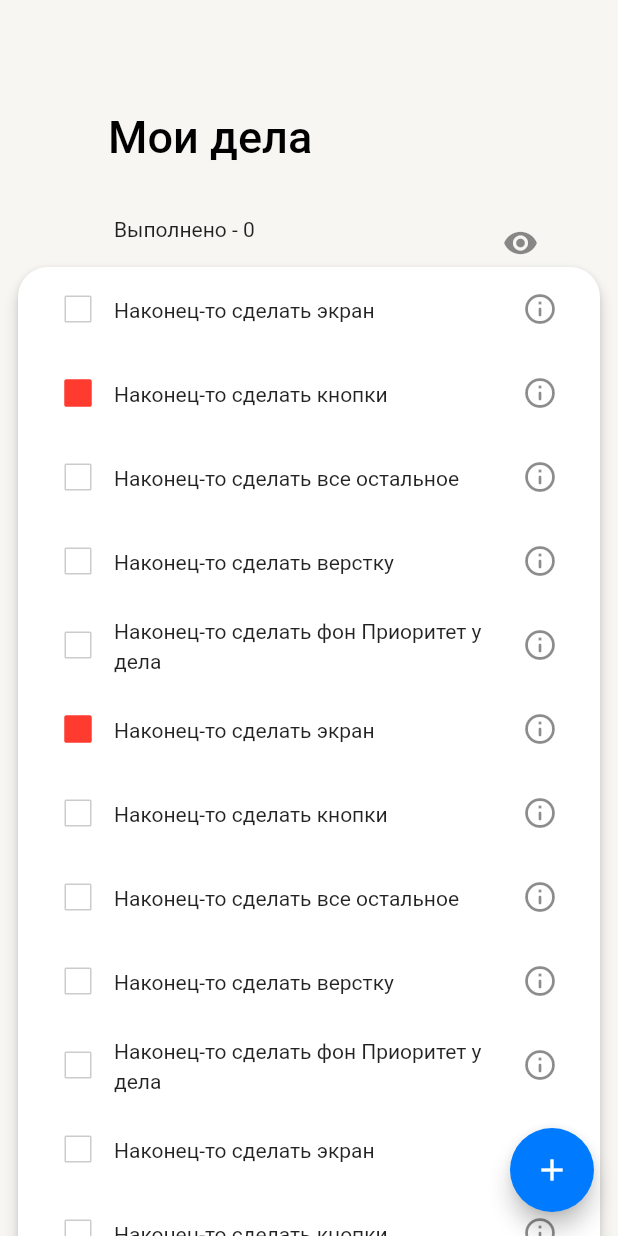
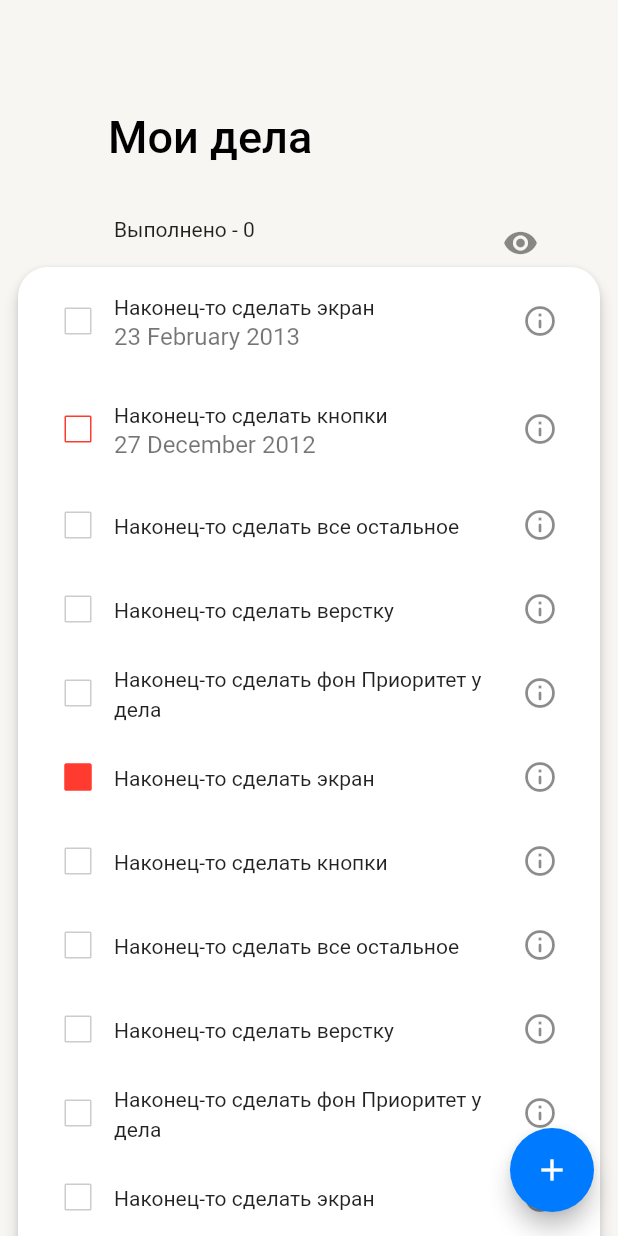
Before and after one commit to VARWA/todo, a Flutter app: the screen it shows after launch, on a phone screen of 412 x 824 dp. Run offline on Flutter 3.47's test engine with Material 2 defaults, Android fonts, the phone set to English and light mode, and no system bars; our stand-ins replace logger, sqflite; accounts and stored records are empty.

Commit message:
added date to taskList

```diff
--- a/lib/main.dart
+++ b/lib/main.dart
@@ -1,4 +1,3 @@
-import 'package:flutter/gestures.dart';
 import 'package:flutter/material.dart';
 import 'package:todo/my_app.dart';
 
--- a/lib/main_screen/main_screen_widget.dart
+++ b/lib/main_screen/main_screen_widget.dart
@@ -4,7 +4,7 @@ import 'package:provider/provider.dart';
 import 'package:todo/navigation/routes.dart';
 import 'package:todo/models/task_list_model.dart';
 import 'package:todo/themes/src/light_theme.dart';
-
+import 'package:intl/intl.dart';
 import '../models/task_model.dart';
 
 class MainScreenWidget extends StatefulWidget {
@@ -163,7 +163,7 @@ class _CompletedCountWidgetState extends State<CompletedCountWidget> {
         height: 20,
         child: ListTile(
           title: Text(
-              'Выполнено - ${context.read<TasksListModel>().completedCount}'),
+              'Выполнено - ${context.watch<TasksListModel>().completedCount}'),
           trailing: IconButton(
             icon: const Icon(Icons.visibility),
             onPressed: () {
@@ -232,12 +232,12 @@ class _TaskInListWidgetState extends State<TaskInListWidget> {
 
   @override
   Widget build(BuildContext context) {
-    final model = context.read<TasksListModel>();
+    final model = context.watch<TasksListModel>();
     final id = widget.id;
     final Task task = model.tasksList[model.searchTaskIndexById(id)];
     final Text formattedText = setTextStyle(task);
-    final deadline = task.date_deadline;
-    print(task);
+    final DateTime? deadline = task.date_deadline;
+    print('$deadline $task');
     if (deadline != null) {
       return ListTile(
         horizontalTitleGap: 0,
@@ -265,8 +265,7 @@ class _TaskInListWidgetState extends State<TaskInListWidget> {
           },
         ),
         title: formattedText,
-        subtitle: Text('444'),
-        //Text(DateFormat('d MMMM yyyy').format(deadline)),
+        subtitle: Text(DateFormat('d MMMM yyyy').format(deadline)),
         trailing: IconButton(
             icon: const Icon(
               Icons.info_outline_rounded,
@@ -284,14 +283,15 @@ class _TaskInListWidgetState extends State<TaskInListWidget> {
           value: task.completed,
           activeColor: LightThemeColors.green,
           checkColor: LightThemeColors.white,
-          fillColor:
-              MaterialStateProperty.resolveWith((Set<MaterialState> states) {
-            if (!states.contains(MaterialState.selected)) {
-              return task.priority_level == 2
-                  ? OtherColors.redCheckboxFillColor
-                  : Theme.of(context).cardColor;
-            }
-          }),
+          fillColor: MaterialStateProperty.resolveWith(
+            (Set<MaterialState> states) {
+              if (!states.contains(MaterialState.selected)) {
+                return task.priority_level == 2
+                    ? OtherColors.redCheckboxFillColor
+                    : Theme.of(context).cardColor;
+              }
+            },
+          ),
           side: task.priority_level == 2
               ? const BorderSide(color: LightThemeColors.red)
               : BorderSide(color: Theme.of(context).unselectedWidgetColor),
--- a/lib/models/task_list_model.dart
+++ b/lib/models/task_list_model.dart
@@ -11,14 +11,14 @@ class TasksListModel with ChangeNotifier {
       id: 1,
       task_name: 'Наконец-то сделать экран',
       priority_level: 1,
-      date_deadline: DateTime.tryParse('2002.2.2'),
+      date_deadline: DateTime.parse('2013-02-23'),
     ),
     Task(
       id: 2,
       completed: false,
       task_name: 'Наконец-то сделать кнопки',
       priority_level: 2,
-      date_deadline: DateTime.tryParse('2033.10.3'),
+      date_deadline: DateTime.parse('2012-12-27 13:27:00'),
     ),
     Task(
         id: 3,
@@ -100,7 +100,6 @@ class TasksListModel with ChangeNotifier {
     notifyListeners();
   }
   int searchTaskIndexById (id){
-    int ind = -1;
     for (int i = 0; i < _tasks_list.length; i++){
       if (_tasks_list[i].id == id){
         return i;
@@ -124,15 +123,17 @@ class TasksListModel with ChangeNotifier {
     notifyListeners();
   }
 
-  void makeCompleted(index) {
+  void makeCompleted(id) {
+    final index = searchTaskIndexById(id);
     _tasks_list[index].completed = true;
-    logger.i('Task with index $index comleted');
+    logger.i('Task with id $id comleted');
     notifyListeners();
   }
 
-  void makeUncompleted(index) {
+  void makeUncompleted(id) {
+    final index = searchTaskIndexById(id);
     _tasks_list[index].completed = false;
-    logger.i('Task with index $index uncomleted');
+    logger.i('Task with id $id uncomleted');
     notifyListeners();
   }
 
```
